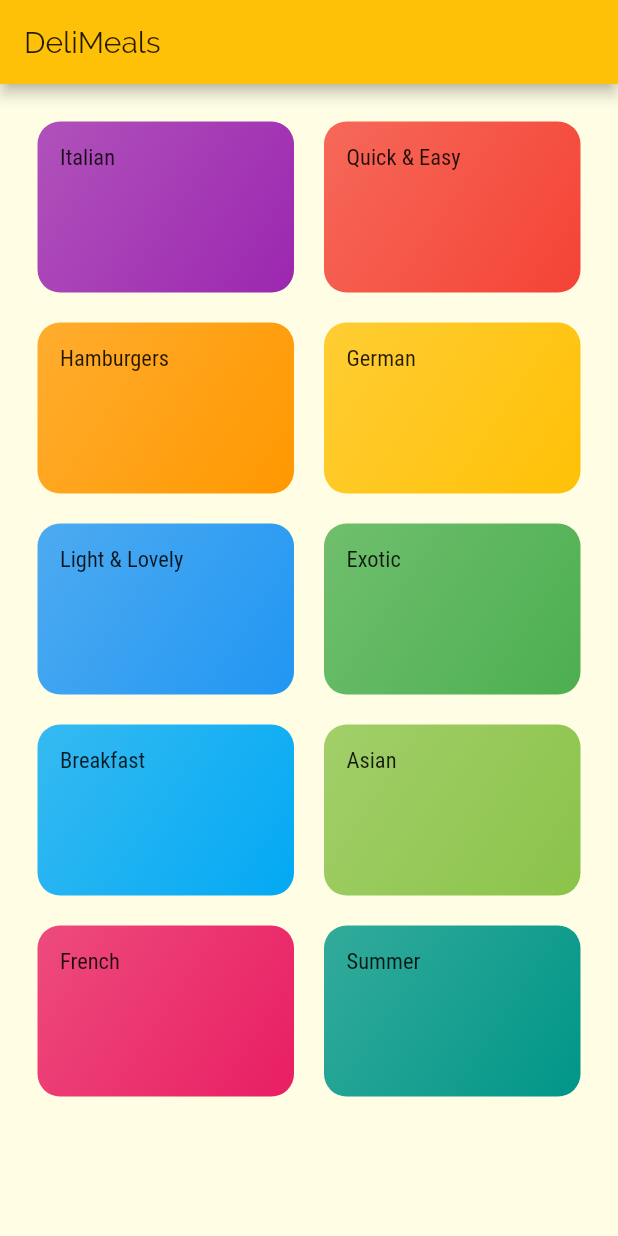
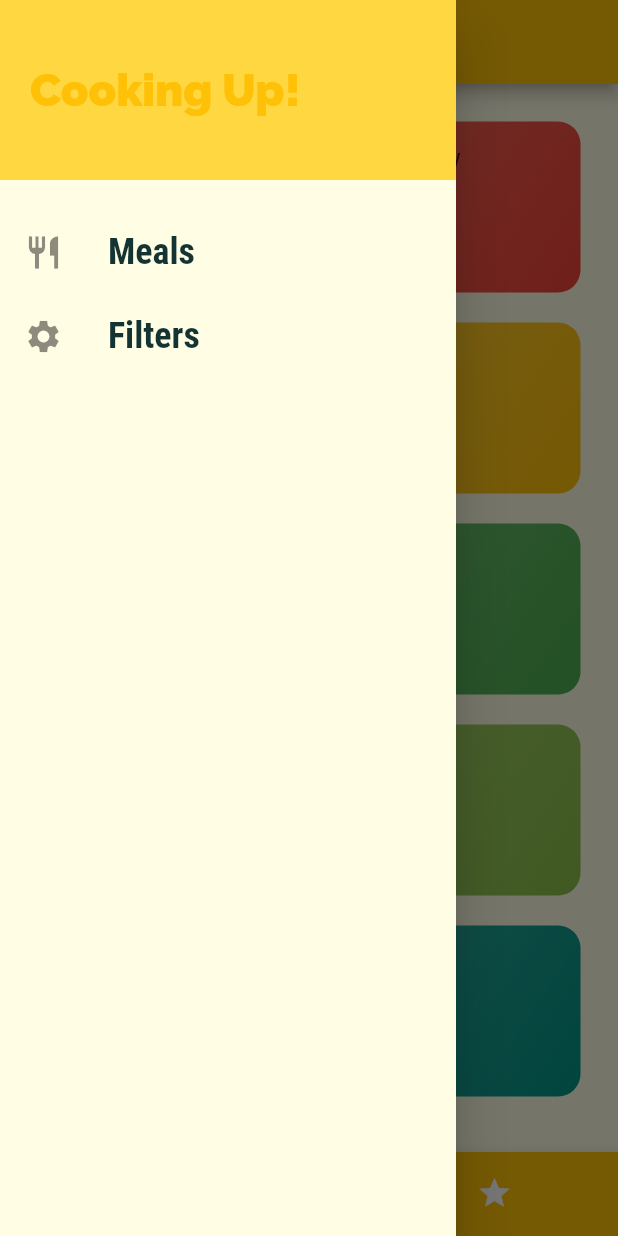
Before and after one commit to haziqkamel/Flutter-Meal-App, a Flutter app: the screen it shows after launch, with the side drawer open (before the commit the screen has no drawer), on a phone screen of 412 x 824 dp. Run offline on Flutter 3.47's test engine with Material 2 defaults, Android fonts, the phone set to English and light mode, and no system bars.

Commit message:
update filters function

```diff
--- a/lib/main.dart
+++ b/lib/main.dart
@@ -1,11 +1,50 @@
 import 'package:flutter/material.dart';
+import 'package:flutter_meals_app/data/dummy_data.dart';
+import 'package:flutter_meals_app/screens/filter_screen.dart';
 import 'package:flutter_meals_app/screens/meal_detail_screen.dart';
+import 'package:flutter_meals_app/screens/tab_screen.dart';
 import './screens/category_meals_screen.dart';
 import './screens/categories_screen.dart';
+import 'models/meal.dart';
 
 void main() => runApp(MyApp());
 
-class MyApp extends StatelessWidget {
+class MyApp extends StatefulWidget {
+  @override
+  _MyAppState createState() => _MyAppState();
+}
+
+class _MyAppState extends State<MyApp> {
+  Map<String, bool> _filters = {
+    'gluten': false,
+    'lactose': false,
+    'vegan': false,
+    'vegetarian': false,
+  };
+
+  List<Meal> _availableMeals = DUMMY_MEALS;
+
+  void _setFilters(Map<String, bool> filterData) {
+    setState(() {
+      _filters = filterData;
+      _availableMeals = DUMMY_MEALS.where((meal) {
+        if (_filters['gluten'] && !meal.isGlutenFree) {
+          return false;
+        }
+        if (_filters['lactose'] && !meal.isLactoseFree) {
+          return false;
+        }
+        if (_filters['vegan'] && !meal.isVegan) {
+          return false;
+        }
+        if (_filters['vegetarian'] && !meal.isVegetarian) {
+          return false;
+        }
+        return true;
+      }).toList();
+    });
+  }
+
   @override
   Widget build(BuildContext context) {
     return MaterialApp(
@@ -32,9 +71,14 @@ class MyApp extends StatelessWidget {
       ),
       initialRoute: '/',
       routes: {
-        '/': (ctx) => CategoriesScreen(),
-        CategoryMealsScreen.routeName: (ctx) => CategoryMealsScreen(),
+        '/': (ctx) => TabsScreen(),
+        CategoryMealsScreen.routeName: (ctx) =>
+            CategoryMealsScreen(_availableMeals),
         MealDetailScreen.routeName: (ctx) => MealDetailScreen(),
+        FilterScreen.routeName: (ctx) => FilterScreen(
+              _setFilters,
+              _filters,
+            ),
       },
       onGenerateRoute: (settings) {
         print(settings.arguments);
--- a/lib/screens/categories_screen.dart
+++ b/lib/screens/categories_screen.dart
@@ -7,11 +7,7 @@ class CategoriesScreen extends StatelessWidget {
 
   @override
   Widget build(BuildContext context) {
-    return Scaffold(
-      appBar: AppBar(
-        title: const Text('DeliMeals'),
-      ),
-      body: GridView(
+    return GridView(
       padding: const EdgeInsets.all(25),
       children: DUMMY_CATEGORIES
           .map(
@@ -28,7 +24,6 @@ class CategoriesScreen extends StatelessWidget {
         crossAxisSpacing: 20,
         mainAxisSpacing: 20,
       ),
-      ),
     );
   }
 }
--- /dev/null
+++ b/lib/screens/tab_screen.dart
@@ -0,0 +1,65 @@
+import 'package:flutter/material.dart';
+import 'package:flutter_meals_app/screens/categories_screen.dart';
+import 'package:flutter_meals_app/screens/favourites_screen.dart';
+import 'package:flutter_meals_app/widgets/main_drawer.dart';
+
+class TabsScreen extends StatefulWidget {
+  // TabScreen({Key? key}) : super(key: key);
+
+  @override
+  _TabsScreenState createState() => _TabsScreenState();
+}
+
+class _TabsScreenState extends State<TabsScreen> {
+  List<Map<String, Object>> _pages = [
+    {
+      'page': CategoriesScreen(),
+      'title': 'Categories',
+    },
+    {
+      'page': FavouritesScreen(),
+      'title': 'Favourites',
+    }
+  ];
+
+  int _selectedPageIndex = 0;
+
+  void _selectPage(int index) {
+    setState(() {
+      _selectedPageIndex = index;
+    });
+  }
+
+  @override
+  Widget build(BuildContext context) {
+    return Scaffold(
+      appBar: AppBar(
+        title: Text(
+          _pages[_selectedPageIndex]['title'],
+        ),
+      ),
+      drawer: MainDrawer(),
+      body: _pages[_selectedPageIndex]['page'],
+      bottomNavigationBar: BottomNavigationBar(
+        onTap: _selectPage,
+        backgroundColor: Theme.of(context).primaryColor,
+        unselectedItemColor: Colors.white,
+        selectedItemColor: Colors.black,
+        currentIndex: _selectedPageIndex,
+        type: BottomNavigationBarType.shifting,
+        items: [
+          BottomNavigationBarItem(
+            backgroundColor: Theme.of(context).primaryColor,
+            icon: Icon(Icons.category),
+            label: 'Categories',
+          ),
+          BottomNavigationBarItem(
+            backgroundColor: Theme.of(context).primaryColor,
+            icon: Icon(Icons.star),
+            label: 'Favourites',
+          ),
+        ],
+      ),
+    );
+  }
+}
--- /dev/null
+++ b/lib/widgets/main_drawer.dart
@@ -0,0 +1,58 @@
+import 'package:flutter/material.dart';
+import 'package:flutter_meals_app/screens/filter_screen.dart';
+
+class MainDrawer extends StatelessWidget {
+  // const MainDrawer({Key? key}) : super(key: key);
+
+  Widget buildListTile(String title, IconData icon, Function tapHandler) {
+    return ListTile(
+      leading: Icon(
+        icon,
+        size: 26,
+      ),
+      title: Text(
+        title,
+        style: TextStyle(
+          fontFamily: 'RobotoCondensed',
+          fontSize: 24,
+          fontWeight: FontWeight.bold,
+        ),
+      ),
+      onTap: tapHandler,
+    );
+  }
+
+  @override
+  Widget build(BuildContext context) {
+    return Drawer(
+      child: Column(
+        children: [
+          Container(
+            height: 120,
+            width: double.infinity,
+            padding: EdgeInsets.all(20),
+            alignment: Alignment.centerLeft,
+            color: Theme.of(context).accentColor,
+            child: Text(
+              'Cooking Up!',
+              style: TextStyle(
+                fontWeight: FontWeight.w900,
+                fontSize: 30,
+                color: Theme.of(context).primaryColor,
+              ),
+            ),
+          ),
+          SizedBox(
+            height: 20,
+          ),
+          buildListTile('Meals', Icons.restaurant, () {
+            Navigator.of(context).pushReplacementNamed('/');
+          }),
+          buildListTile('Filters', Icons.settings, () {
+            Navigator.of(context).pushReplacementNamed(FilterScreen.routeName);
+          }),
+        ],
+      ),
+    );
+  }
+}
```
Also changed, not shown: lib/screens/category_meals_screen.dart (+48 -23 lines), lib/screens/favourites_screen.dart (added, +12 -0 lines), lib/screens/filter_screen.dart (added, +112 -0 lines), lib/screens/meal_detail_screen.dart (+7 -0 lines), lib/widgets/meal_item.dart (+10 -2 lines). Lines whose indentation alone changed are shown as unchanged.
